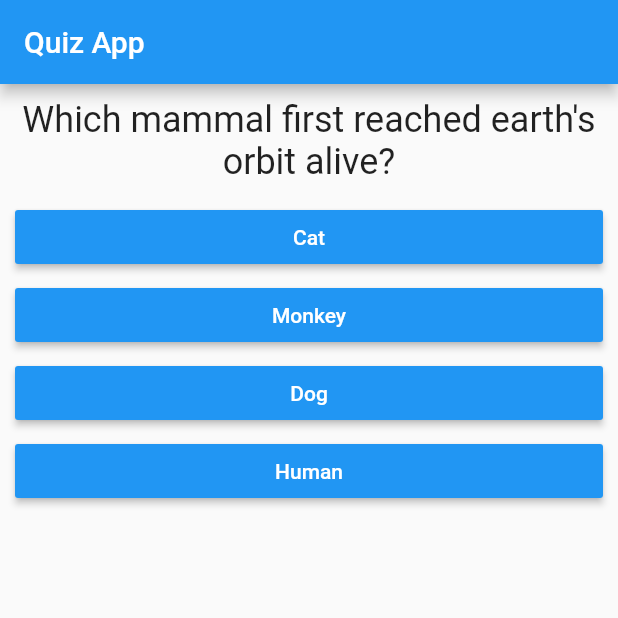
After one commit to jmohandas/quizapp, a Flutter app: the screen it shows after launch, on a phone screen of 412 x 824 dp, the top half of it. The commit adds this screen. Run offline on Flutter 3.47's test engine with Material 2 defaults, Android fonts, the phone set to English and light mode, and no system bars.

Commit message:
Final restructure with more dart files

```diff
--- a/lib/main.dart
+++ b/lib/main.dart
@@ -1,48 +1,150 @@
 import 'package:flutter/material.dart';
 
-import './question.dart';
-import './answer.dart';
+import './showQuestion.dart';
+import './showResult.dart';
 
 void main() => runApp(QuizApp());
 
 class QuizApp extends StatefulWidget {
   @override
   State<StatefulWidget> createState() {
-    return _QuizAppWithSate();
+    return _QuizAppWithState();
   }
 }
 
-class _QuizAppWithSate extends State<QuizApp> {
+class _QuizAppWithState extends State<QuizApp> {
   final _questions = [
     {
       'questionText': 'Which mammal first reached earth\'s orbit alive?',
-      'answers': ['Cat', 'Monkey', 'Dog', 'Human'],
+      'answers': [
+        {
+          'text': 'Cat',
+          'score': 0,
+        },
+        {
+          'text': 'Monkey',
+          'score': 0,
+        },
+        {
+          'text': 'Dog',
+          'score': 10,
+        },
+        {
+          'text': 'Human',
+          'score': 0,
+        },
+      ],
     },
     {
       'questionText': 'What is the name of jewish new year?',
-      'answers': ['Hanukkah', 'Kwanzaa', 'Yom kippur', 'Rosh Hashanah'],
+      'answers': [
+        {
+          'text': 'Hanukkah',
+          'score': 0,
+        },
+        {
+          'text': 'Kwanzaa',
+          'score': 0,
+        },
+        {
+          'text': 'Yom kippur',
+          'score': 0,
+        },
+        {
+          'text': 'Rosh Hashanah',
+          'score': 10,
+        },
+      ],
     },
     {
       'questionText': 'What is the largest planet in our solar system?',
-      'answers': ['Jupitor', 'Pluto', 'Saturn', 'Earth', 'Venus'],
+      'answers': [
+        {
+          'text': 'Jupitor',
+          'score': 10,
+        },
+        {
+          'text': 'Pluto',
+          'score': 0,
+        },
+        {
+          'text': 'Saturn',
+          'score': 0,
+        },
+        {
+          'text': 'Earth',
+          'score': 0,
+        },
+        {
+          'text': 'Venus',
+          'score': 0,
+        },
+      ],
     },
     {
-      'questionText': 'War and Peace book was originally written in which language?',
-      'answers': ['English', 'German', 'Russian', 'French'],
+      'questionText':
+          'War and Peace book was originally written in which language?',
+      'answers': [
+        {
+          'text': 'English',
+          'score': 0,
+        },
+        {
+          'text': 'German',
+          'score': 0,
+        },
+        {
+          'text': 'Russian',
+          'score': 10,
+        },
+        {
+          'text': 'French',
+          'score': 0,
+        },
+      ],
     },
     {
       'questionText': 'What temperature is the same in Celsius and Fahrenheit?',
-      'answers': ['0', '-40', '100', '-60', '63'],
+      'answers': [
+        {
+          'text': '0',
+          'score': 0,
+        },
+        {
+          'text': '-40',
+          'score': 10,
+        },
+        {
+          'text': '100',
+          'score': 0,
+        },
+        {
+          'text': '20',
+          'score': 0,
+        },
+        {
+          'text': '-60',
+          'score': 0,
+        },
+      ],
     },
   ];
 
   var _questionIndex = 0;
+  var _userScored = 0;
 
-  void _answerButtonAction() {
+  void _answerButtonAction(score) {
+    _userScored += score;
     setState(() {
       _questionIndex += 1;
     });
-    print('The question index -> $_questionIndex');
+  }
+
+  void _restartQuiz() {
+    setState(() {
+      _questionIndex = 0;
+      _userScored = 0;
+    });
   }
 
   @override
@@ -52,14 +154,17 @@ class _QuizAppWithSate extends State<QuizApp> {
         appBar: AppBar(
           title: Text('Quiz App'),
         ),
-        body: Column(
-          children: <Widget>[
-            Question(_questions[_questionIndex]['questionText']),
-            ...((_questions[_questionIndex]['answers'] as List).map((eachAnswer) {
-              return Answer(eachAnswer, _answerButtonAction);
-            }))
-          ],
-        ),
+        body: _questionIndex < _questions.length
+            ? ShowQuestion(
+                questions: _questions,
+                questionIndex: _questionIndex,
+                answerButtonAction: _answerButtonAction,
+              )
+            : ShowResult(
+              resetQuiz: _restartQuiz,
+              userScore: _userScored,
+              totalScore: _questions.length * 10,
+            ),
       ),
     );
   }
--- /dev/null
+++ b/lib/showQuestion.dart
@@ -0,0 +1,31 @@
+import 'package:flutter/material.dart';
+
+import './question.dart';
+import './answer.dart';
+
+class ShowQuestion extends StatelessWidget {
+  final List questions;
+  final int questionIndex;
+  final Function answerButtonAction;
+
+  ShowQuestion({
+    this.questions,
+    this.questionIndex,
+    this.answerButtonAction,
+  });
+
+  @override
+  Widget build(BuildContext context) {
+    return Column(
+      children: <Widget>[
+        Question(questions[questionIndex]['questionText']),
+        ...((questions[questionIndex]['answers'] as List).map((eachAnswer) {
+          return Answer(
+            eachAnswer['text'],
+            () => answerButtonAction(eachAnswer['score']),
+          );
+        }))
+      ],
+    );
+  }
+}
```
Also changed, not shown: lib/showResult.dart (added, +46 -0 lines).
